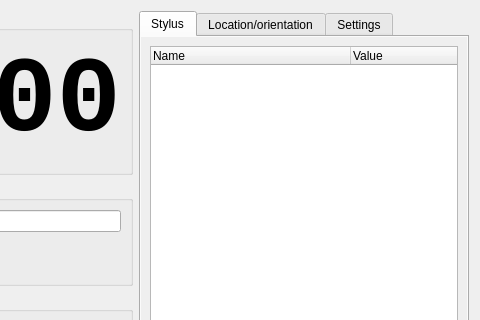
Old version of the form essentialsform.ui in the repository GNSS-Stylist/GNSS-Stylus; both pictures show x 480 to 960 and y 0 to 320 of the 960 by 571 pixel window.
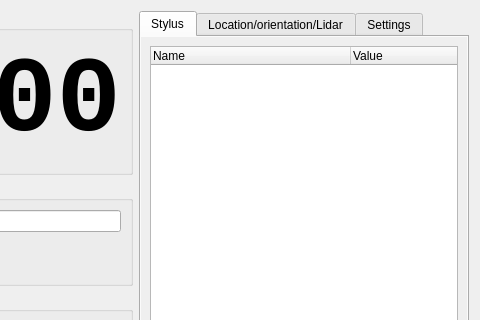
New version of the form. The open tabs and pages were chosen to show the change. Custom widgets are drawn as their Qt base class.

Commit message: Add logging and replaying of lidar data

The edit to the form file:
```diff
--- a/essentialsform.ui
+++ b/essentialsform.ui
@@ -279,7 +279,7 @@
        </widget>
        <widget class="QWidget" name="tab_LOSolverData">
         <attribute name="title">
-         <string>Location/orientation</string>
+         <string>Location/orientation/Lidar</string>
         </attribute>
         <layout class="QVBoxLayout" name="verticalLayout_4">
          <item>
```
Left out of the diff: 2 changed lines with no effect on the pictures. The commit also changes 9 other files.
